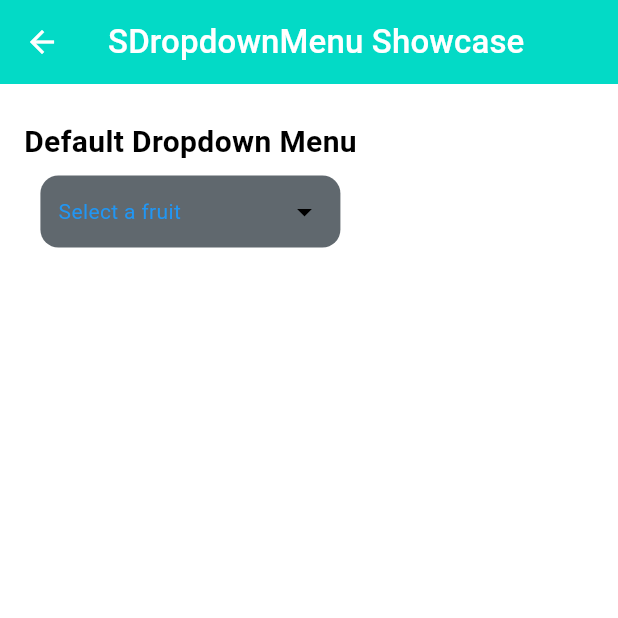
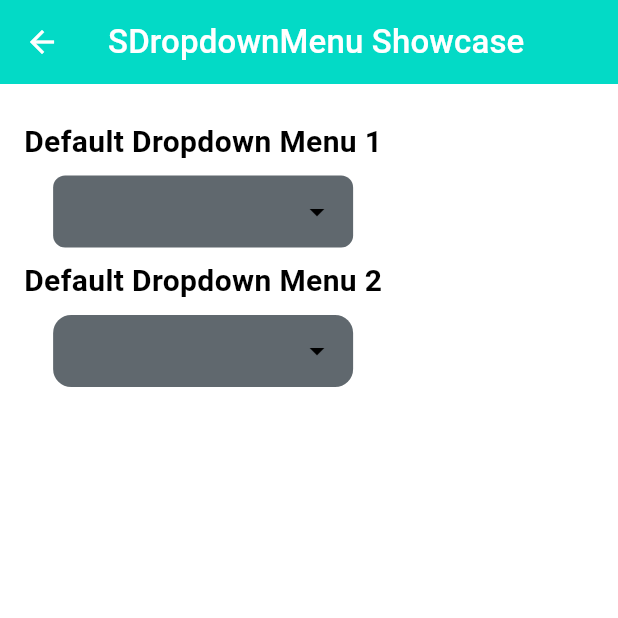
Before and after one commit to FRANK732/s_design, a Flutter app: the DropdownMenuPage screen opened by its route, on a phone screen of 412 x 824 dp, the top half of it. Run offline on Flutter 3.47's test engine with Material 3 defaults, Android fonts, the phone set to English and light mode, and no system bars; our stand-ins replace flutter_spinkit, get, shimmer.

Commit message:
feat: enhance SDropdownMenu; add new properties for item selection direction and expansion, and improve selected items display

```diff
--- a/example/lib/pages/dropdown_menu.dart
+++ b/example/lib/pages/dropdown_menu.dart
@@ -18,15 +18,28 @@ class _DropdownMenuPageState extends State<DropdownMenuPage> {
       body: SingleChildScrollView(
         padding: const EdgeInsets.all(16.0),
         child: Column(children: [
-          _buildSectionTitle('Default Dropdown Menu'),
+          _buildSectionTitle('Default Dropdown Menu 1'),
+          SDropdownMenu(
+            items: ['Item 1', 'Item 2', 'Item 3'],
+            onChanged: (value) {
+              print('Selected: $value');
+            },
+            backgroundColor: const Color.fromARGB(255, 96, 104, 110),
+            menuType: SDropdownMenuItemType.multiSelect,
+            selectedItemsDirection: Axis.horizontal,
+            expandToMax: true,
+            triggerMaxHeight: 100,
+            triggerMaxWidth: 200,
+          ),
+          _buildSectionTitle('Default Dropdown Menu 2'),
           SDropdownMenu(
             items: ['Banana', 'Orange', 'Mango', 'Grapes'],
             onChanged: (selectedItem) {
               print('Selected: $selectedItem');
             },
             hintText: 'Select a fruit',
-            menuType: SDropdownMenuItemType.normal,
-            preferredPosition: SDropdownMenuPosition.bottom,
+            menuType: SDropdownMenuItemType.multiSelect,
+            preferredPosition: SDropdownMenuPosition.top,
             backgroundColor: const Color.fromARGB(255, 96, 104, 110),
             borderRadius: 12,
             shadow: BoxShadow(
--- a/lib/src/components/s_dropdown_menu/s_dropdown_menu.dart
+++ b/lib/src/components/s_dropdown_menu/s_dropdown_menu.dart
@@ -74,6 +74,12 @@ class SDropdownMenu extends StatefulWidget {
   final BoxConstraints? menuConstraints;
   final EdgeInsetsGeometry? menuContentPadding;
 
+  // New fields for direction and expansion
+  final Axis selectedItemsDirection;
+  final bool expandToMax;
+  final double? triggerMaxHeight;
+  final double? triggerMaxWidth;
+
   SDropdownMenu({
     Key? key,
     required this.items,
@@ -145,6 +151,10 @@ class SDropdownMenu extends StatefulWidget {
     this.menuShape,
     this.menuConstraints,
     this.menuContentPadding,
+    this.selectedItemsDirection = Axis.horizontal,
+    this.expandToMax = false,
+    this.triggerMaxHeight,
+    this.triggerMaxWidth,
   }) : super(key: key) {
     // Assertions for production-level validation
     assert(items.isNotEmpty, 'Items list cannot be empty.');
@@ -179,7 +189,12 @@ class SDropdownMenu extends StatefulWidget {
         'onMenuOpen callback must be valid if provided.');
     assert(onMenuClose == null || onMenuClose != null,
         'onMenuClose callback must be valid if provided.');
+    assert(triggerMaxHeight == null || triggerMaxHeight! > 0,
+        'Trigger max height must be positive.');
+    assert(triggerMaxWidth == null || triggerMaxWidth! > 0,
+        'Trigger max width must be positive.');
   }
+
   @override
   _SDropdownMenuState createState() => _SDropdownMenuState();
 }
@@ -439,28 +454,7 @@ class _SDropdownMenuState extends State<SDropdownMenu> {
               children: [
                 Expanded(
                   child: widget.menuType == SDropdownMenuItemType.multiSelect
-                      ? Wrap(
-                          spacing: 4,
-                          runSpacing: 4,
-                          children: _selectedItems
-                              .take(widget.maxSelectedItemsToShow ?? 3)
-                              .map((item) {
-                            return Chip(
-                              label: Text(
-                                item,
-                                style: widget.selectedTextStyle ??
-                                    theme.textTheme.bodyMedium,
-                                overflow: widget.triggerTextOverflow,
-                              ),
-                              onDeleted: () {
-                                setState(() {
-                                  _selectedItems.remove(item);
-                                  widget.onChanged(_selectedItems);
-                                });
-                              },
-                            );
-                          }).toList(),
-                        )
+                      ? _buildSelectedItems()
                       : Text(
                           _selectedItems.isNotEmpty
                               ? _selectedItems.first
@@ -496,6 +490,46 @@ class _SDropdownMenuState extends State<SDropdownMenu> {
     );
   }
 
+  Widget _buildSelectedItems() {
+    final theme = Theme.of(context);
+    final selectedItems = _selectedItems
+        .take(widget.maxSelectedItemsToShow ?? 3)
+        .map((item) => Chip(
+              label: Text(
+                item,
+                style: widget.selectedTextStyle ?? theme.textTheme.bodyMedium,
+                overflow: widget.triggerTextOverflow,
+              ),
+              onDeleted: () {
+                setState(() {
+                  _selectedItems.remove(item);
+                  widget.onChanged(_selectedItems);
+                });
+              },
+            ))
+        .toList();
+
+    return widget.expandToMax
+        ? ConstrainedBox(
+            constraints: BoxConstraints(
+              maxHeight: widget.triggerMaxHeight ?? double.infinity,
+              maxWidth: widget.triggerMaxWidth ?? double.infinity,
+            ),
+            child: SingleChildScrollView(
+              scrollDirection: widget.selectedItemsDirection,
+              child: widget.selectedItemsDirection == Axis.horizontal
+                  ? Row(children: selectedItems)
+                  : Column(children: selectedItems),
+            ),
+          )
+        : Wrap(
+            direction: widget.selectedItemsDirection,
+            spacing: 4,
+            runSpacing: 4,
+            children: selectedItems,
+          );
+  }
+
   @override
   void dispose() {
     _searchController.dispose();
```
